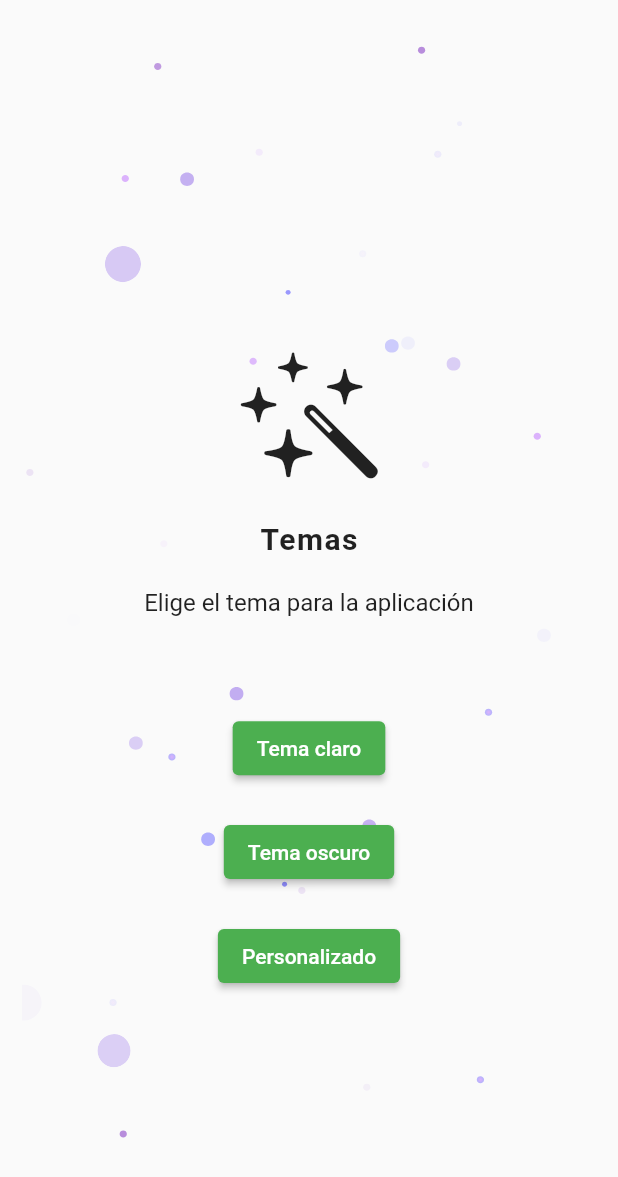
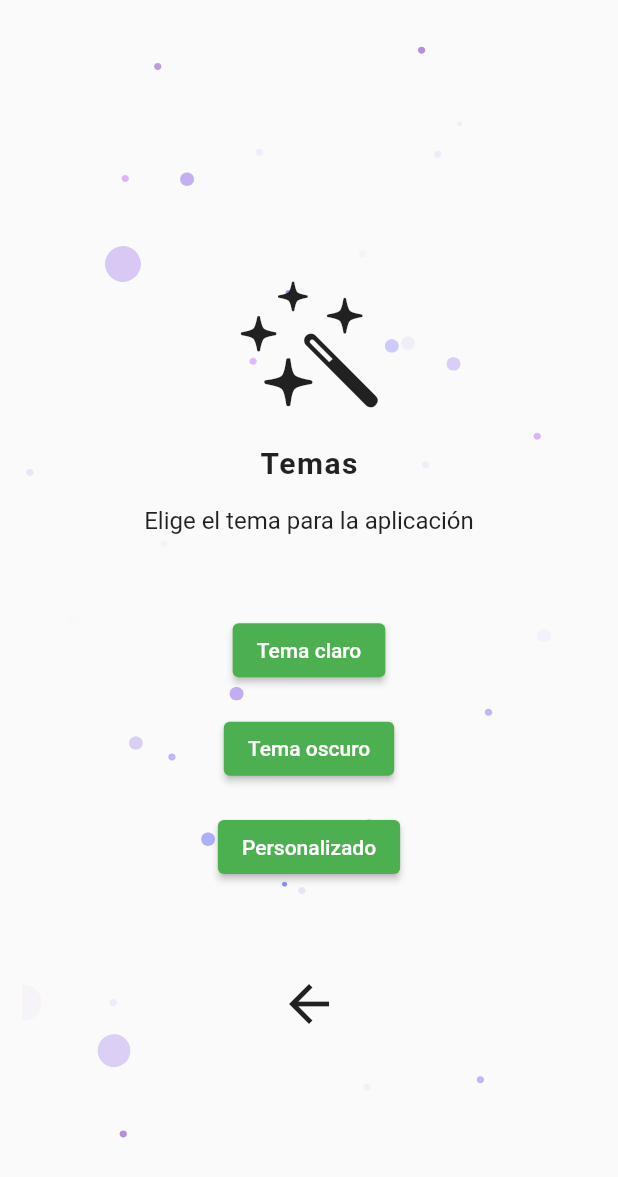
Before and after one commit to Joseph02MR/SocialLincesApp, a Flutter app: the ThemesScreen screen opened by its route, on a phone screen of 412 x 824 dp. Shown: the top 1177 px of the screen. Run offline on Flutter 3.47's test engine with Material 2 defaults, Android fonts, the phone set to English and light mode, and no system bars; drawn by our look-alikes of lottie; our stand-ins replace concentric_transition, image_picker, shared_preferences, social_login_buttons, sqflite; missing offline and left inert: dart:html, day_night_switcher, placeholder_images; accounts and stored records are empty.

```diff
--- a/lib/screens/themes_screen.dart
+++ b/lib/screens/themes_screen.dart
@@ -108,6 +108,18 @@ class _ThemesScreenState extends State<ThemesScreen> {
                 dark_theme,
                 const Spacer(flex: 1),
                 custom_theme,
+                const Spacer(flex: 3),
+                SizedBox(
+                  child: IconButton(
+                    iconSize: 40,
+                    icon: const Icon(
+                      Icons.arrow_back,
+                    ),
+                    onPressed: () {
+                      Navigator.pop(context);
+                    },
+                  ),
+                )
               ],
             ),
           ),
```
Also changed, not shown: lib/screens/dashboard_screen.dart (+10 -1 lines), lib/screens/login_screen.dart (+26 -2 lines).
